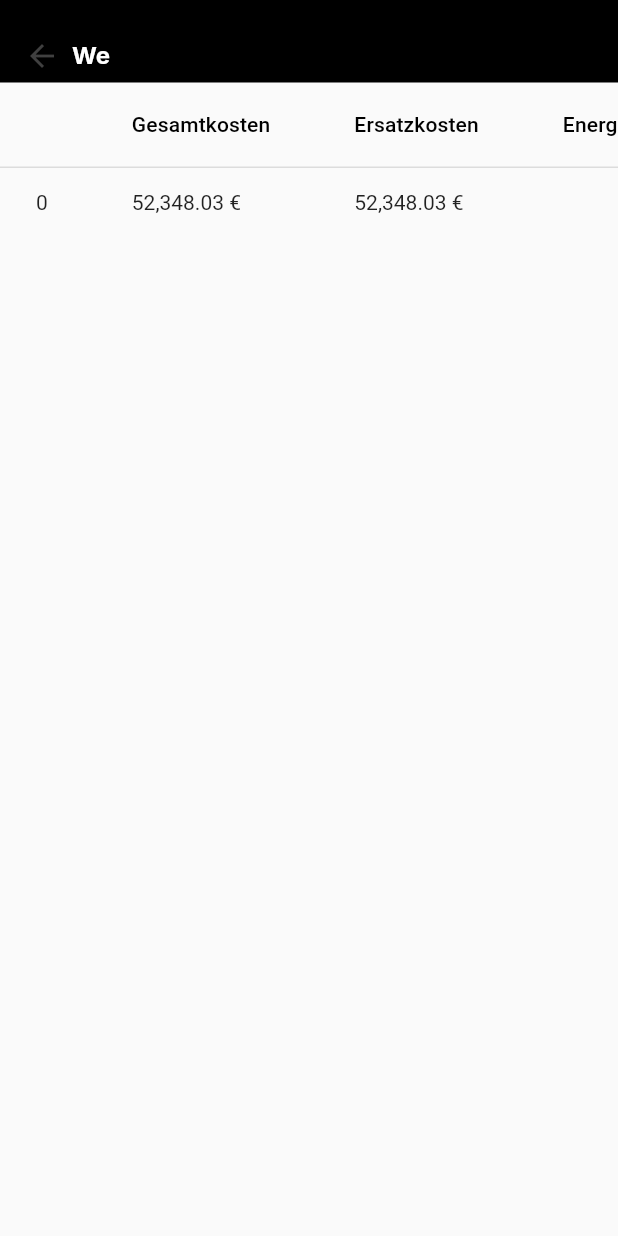
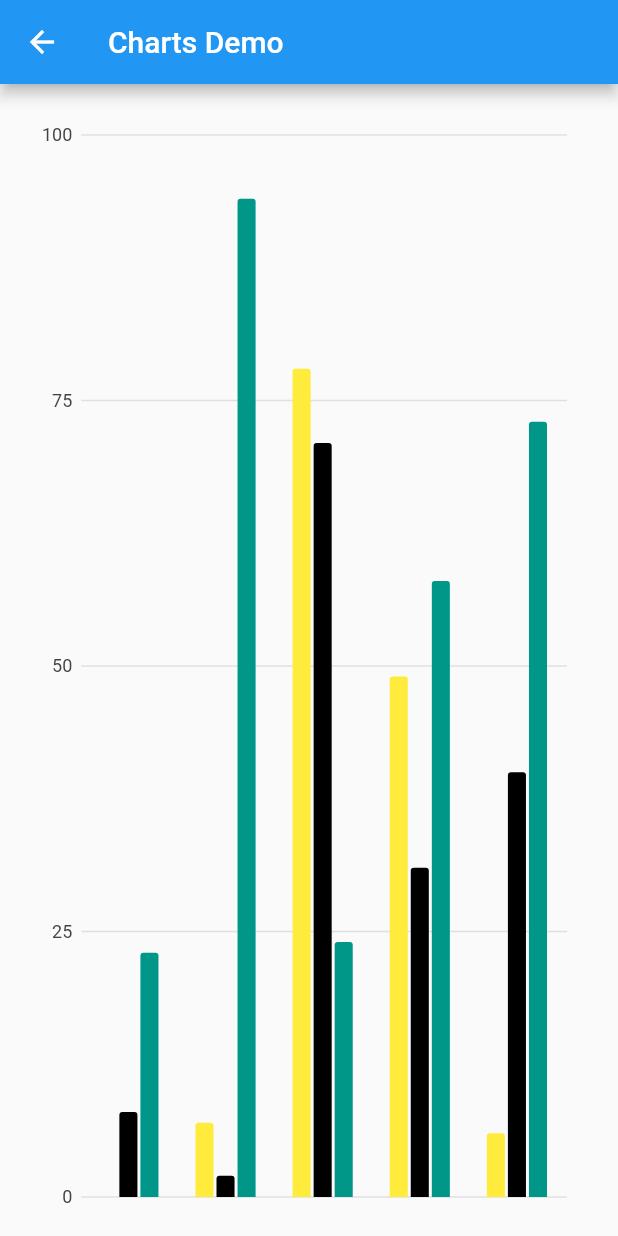
Before and after one commit to daniyalsajid/lichtline, a Flutter app: the EconomicCalculator screen opened by its route, on a phone screen of 412 x 824 dp. Run offline on Flutter 3.47's test engine with Material 2 defaults, Android fonts, the light colour scheme and no system bars; our stand-ins replace charts_flutter, flutter_svg, google_fonts, shared_preferences; accounts and stored records are empty.

Commit message:
charts added

```diff
--- a/lib/screens/economic_calculator/economic_calculator_screen.dart
+++ b/lib/screens/economic_calculator/economic_calculator_screen.dart
@@ -1,95 +1,118 @@
 import 'package:flutter/material.dart';
-import 'package:lichtline/components/app_bars/simple_app_bar_component.dart';
-import 'package:lichtline/constants/colors/colors_constants.dart';
-import 'package:lichtline/constants/styles/font_styles_constants.dart';
-import 'package:lichtline/ui_utils/size_config.dart';
+import 'dart:math';
+import 'package:charts_flutter/flutter.dart' as charts;
 
-class EconomicCalculator extends StatelessWidget {
-  const EconomicCalculator({Key key}) : super(key: key);
+class EconomicCalculator extends StatefulWidget {
+  //
+  EconomicCalculator() : super();
+
+  final String title = "Charts Demo";
+
+  @override
+  EconomicCalculatorState createState() => EconomicCalculatorState();
+}
+
+class EconomicCalculatorState extends State<EconomicCalculator> {
+  //
+  List<charts.Series> seriesList;
+
+  static List<charts.Series<Sales, String>> _createRandomData() {
+    final random = Random();
+
+    final desktopSalesData = [
+      Sales('2015', random.nextInt(10)),
+      Sales('2016', random.nextInt(10)),
+      Sales('2017', random.nextInt(100)),
+      Sales('2018', random.nextInt(100)),
+      Sales('2019', random.nextInt(100)),
+    ];
+
+    final tabletSalesData = [
+      Sales('2015', random.nextInt(10)),
+      Sales('2016', random.nextInt(10)),
+      Sales('2017', random.nextInt(100)),
+      Sales('2018', random.nextInt(100)),
+      Sales('2019', random.nextInt(100)),
+    ];
+
+    final mobileSalesData = [
+      Sales('2015', random.nextInt(100)),
+      Sales('2016', random.nextInt(100)),
+      Sales('2017', random.nextInt(100)),
+      Sales('2018', random.nextInt(100)),
+      Sales('2019', random.nextInt(100)),
+    ];
+
+    return [
+      charts.Series<Sales, String>(
+        id: 'Sales',
+        domainFn: (Sales sales, _) => sales.year,
+        measureFn: (Sales sales, _) => sales.sales,
+        data: desktopSalesData,
+        fillColorFn: (Sales sales, _) {
+          return charts.MaterialPalette.yellow.shadeDefault;
+        },
+      ),
+      charts.Series<Sales, String>(
+        id: 'Sales',
+        domainFn: (Sales sales, _) => sales.year,
+        measureFn: (Sales sales, _) => sales.sales,
+        data: tabletSalesData,
+        fillColorFn: (Sales sales, _) {
+          return charts.MaterialPalette.black;
+        },
+      ),
+      charts.Series<Sales, String>(
+        id: 'Sales',
+        domainFn: (Sales sales, _) => sales.year,
+        measureFn: (Sales sales, _) => sales.sales,
+        data: mobileSalesData,
+        fillColorFn: (Sales sales, _) {
+          return charts.MaterialPalette.teal.shadeDefault;
+        },
+      )
+    ];
+  }
+
+  barChart() {
+    return charts.BarChart(
+      seriesList,
+      animate: true,
+      vertical: true,
+      barGroupingType: charts.BarGroupingType.groupedStacked,
+      defaultRenderer: charts.BarRendererConfig(
+        groupingType: charts.BarGroupingType.grouped,
+        strokeWidthPx: 1.0,
+      ),
+      domainAxis: charts.OrdinalAxisSpec(
+        renderSpec: charts.NoneRenderSpec(),
+      ),
+    );
+  }
+
+  @override
+  void initState() {
+    super.initState();
+    seriesList = _createRandomData();
+  }
 
   @override
   Widget build(BuildContext context) {
-    SizeConfig().init(context);
     return Scaffold(
-      appBar: SimpleAppBarComponent(
-        title: "We",
-        titleStyle: FontStyles.inter(
-          color: ColorConstant.white,
-          fontSize: 16,
-          fontWeight: FontWeight.bold,
-        ),
-        color: ColorConstant.black,
+      appBar: AppBar(
+        title: Text(widget.title),
       ),
       body: Container(
-        width: SizeConfig.screenWidth,
-        height: SizeConfig.screenHeight,
-        child: Column(
-          children: [
-            SingleChildScrollView(
-              scrollDirection: Axis.horizontal,
-              child: DataTable(
-                columns: <DataColumn>[
-                  DataColumn(
-                    numeric: true,
-                    label: Text(
-                      '',
-                    ),
-                  ),
-                  DataColumn(
-                    label: Text(
-                      'Gesamtkosten',
-                    ),
-                  ),
-                  DataColumn(
-                    label: Text(
-                      'Ersatzkosten',
-                    ),
-                  ),
-                  DataColumn(
-                    label: Text(
-                      'Energiekosten',
-                    ),
-                  ),
-                  DataColumn(
-                    label: Text(
-                      'Energieverbrauch kum',
-                    ),
-                  ),
-                  DataColumn(
-                    label: Text(
-                      'CO2-Verbrauch kum',
-                    ),
-                  ),
-                ],
-                rows: <DataRow>[
-                  DataRow(
-                    cells: <DataCell>[
-                      DataCell(
-                        Text('0'),
-                      ),
-                      DataCell(
-                        Text('52,348.03 €'),
-                      ),
-                      DataCell(
-                        Text('52,348.03 €'),
-                      ),
-                      DataCell(
-                        Text(''),
-                      ),
-                      DataCell(
-                        Text('138.57 t'),
-                      ),
-                      DataCell(
-                        Text('138.57 t'),
-                      ),
-                    ],
-                  ),
-                ],
-              ),
-            )
-          ],
-        ),
+        padding: EdgeInsets.all(20.0),
+        child: barChart(),
       ),
     );
   }
 }
+
+class Sales {
+  final String year;
+  final int sales;
+
+  Sales(this.year, this.sales);
+}
--- a/pubspec.yaml
+++ b/pubspec.yaml
@@ -29,6 +29,7 @@ dependencies:
   provider: ^4.3.3
   flutter_svg: ^0.19.0
   syncfusion_flutter_charts: ^18.4.41
+  charts_flutter: ^0.9.0
   # file_picker: ^2.1.6
 
 dev_dependencies:
```
Also changed, not shown: pubspec.lock.
